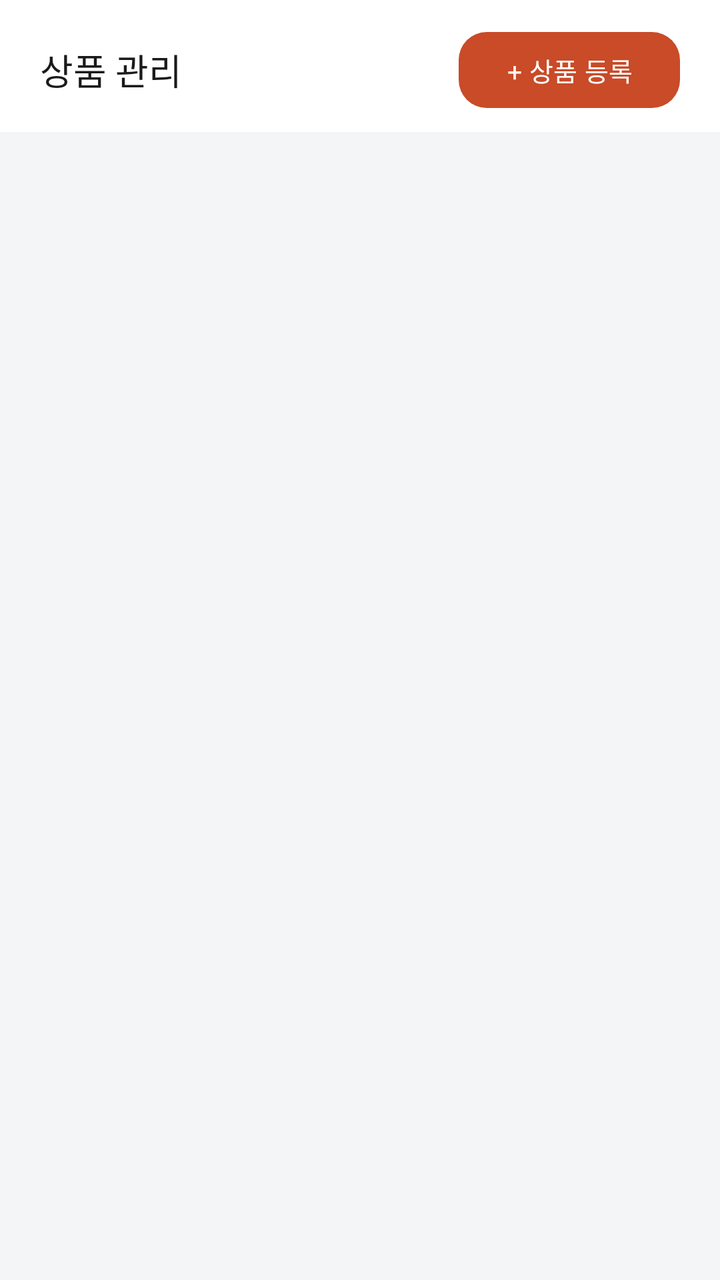
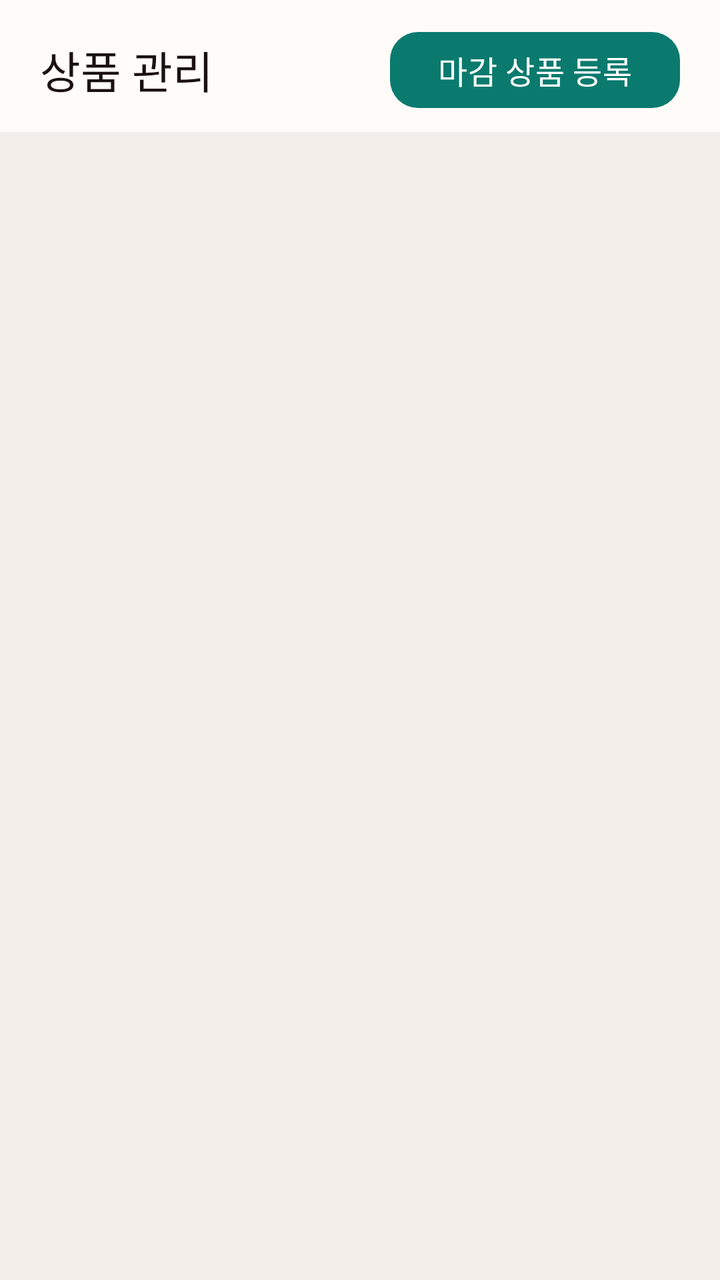

Before-and-after screenshots of an Android layout around one commit, followed by the original layout XML and the change that was made.
<!-- AndroidManifest.xml: application theme Theme.Deuktemsiru_seller -->
<!-- res/layout/fragment_product.xml -->
<?xml version="1.0" encoding="utf-8"?>

<LinearLayout
    xmlns:android="http://schemas.android.com/apk/res/android"
    android:layout_width="match_parent"
    android:layout_height="match_parent"
    android:orientation="vertical"
    android:background="@color/surface">

    <LinearLayout
        android:layout_width="match_parent"
        android:layout_height="wrap_content"
        android:orientation="horizontal"
        android:gravity="center_vertical"
        android:paddingStart="20dp"
        android:paddingEnd="20dp"
        android:paddingTop="16dp"
        android:paddingBottom="12dp"
        android:background="@color/white">

        <TextView
            android:layout_width="0dp"
            android:layout_height="wrap_content"
            android:layout_weight="1"
            android:text="상품 관리"
            android:textSize="18sp"
            android:textColor="@color/text"
            android:fontFamily="sans-serif-medium" />

        <Button
            android:id="@+id/btn_add_product"
            android:layout_width="wrap_content"
            android:layout_height="38dp"
            android:background="@drawable/bg_button_primary"
            android:backgroundTint="@null"
            android:insetTop="0dp"
            android:insetBottom="0dp"
            android:stateListAnimator="@null"
            android:text="+ 상품 등록"
            android:textColor="@color/white"
            android:textSize="13sp" />

    </LinearLayout>

    <androidx.core.widget.NestedScrollView
        android:layout_width="match_parent"
        android:layout_height="match_parent">

        <LinearLayout
            android:id="@+id/sale_items_container"
            android:layout_width="match_parent"
            android:layout_height="wrap_content"
            android:orientation="vertical"
            android:padding="16dp" />

    </androidx.core.widget.NestedScrollView>

</LinearLayout>
<!-- resources referenced by this layout -->
<resources>
  <color name="surface">#FFF4F5F7</color>
  <color name="text">#FF1A1A1A</color>
  <color name="white">#FFFFFFFF</color>
  <!-- drawable bg_button_primary (drawable) -->
  <?xml version="1.0" encoding="utf-8"?>
  
  <shape xmlns:android="http://schemas.android.com/apk/res/android"
      android:shape="rectangle">
      <solid android:color="@color/primary" />
      <corners android:radius="14dp" />
  </shape>
  <style name="Theme.Deuktemsiru_seller" parent="Base.Theme.Deuktemsiru_seller" />
  <color name="primary">#FFC94B28</color>
  <style name="Base.Theme.Deuktemsiru_seller" parent="Theme.Material3.Light.NoActionBar">
          <item name="colorPrimary">@color/primary</item>
          <item name="colorPrimaryVariant">@color/primary_dark</item>
          <item name="colorOnPrimary">@color/white</item>
          <item name="colorSurface">@color/surface</item>
          <item name="android:colorBackground">@color/surface</item>
          <item name="android:fontFamily">sans-serif</item>
          <item name="bottomNavigationStyle">@style/Widget.App.BottomNav</item>
      </style>
  <color name="primary_dark">#FF8A2F19</color>
  <style name="Widget.App.BottomNav" parent="Widget.Material3.BottomNavigationView">
          <item name="itemIconTint">@color/bottom_nav_color</item>
          <item name="itemTextColor">@color/bottom_nav_color</item>
          <item name="itemActiveIndicatorStyle">@style/Widget.App.ActiveIndicator</item>
      </style>
  <style name="Widget.App.ActiveIndicator" parent="Widget.Material3.BottomNavigationView.ActiveIndicator">
          <item name="android:color">@color/primary_light</item>
      </style>
  <color name="primary_light">#FFFFE7DE</color>
</resources>

<!-- the commit's change to res/layout/fragment_product.xml (unified diff, before → after) -->
@@ -16,14 +16,14 @@
         android:paddingEnd="20dp"
         android:paddingTop="16dp"
         android:paddingBottom="12dp"
-        android:background="@color/white">
+        android:background="@color/surface_alt">
 
         <TextView
             android:layout_width="0dp"
             android:layout_height="wrap_content"
             android:layout_weight="1"
             android:text="상품 관리"
-            android:textSize="18sp"
+            android:textSize="22sp"
             android:textColor="@color/text"
             android:fontFamily="sans-serif-medium" />
 
@@ -36,9 +36,9 @@
             android:insetTop="0dp"
             android:insetBottom="0dp"
             android:stateListAnimator="@null"
-            android:text="+ 상품 등록"
+            android:text="마감 상품 등록"
             android:textColor="@color/white"
-            android:textSize="13sp" />
+            android:textSize="16sp" />
 
     </LinearLayout>
 
<!-- resource entries referenced after the edit -->
@@ -1,18 +1,18 @@
 <!-- resources referenced by this layout -->
 <resources>
-  <color name="surface">#FFF4F5F7</color>
-  <color name="text">#FF1A1A1A</color>
+  <color name="surface">#FFF5EFEC</color>
+  <color name="surface_alt">#FFFFFBF8</color>
+  <color name="text">#FF1A1110</color>
   <color name="white">#FFFFFFFF</color>
   <!-- drawable bg_button_primary (drawable) -->
   <?xml version="1.0" encoding="utf-8"?>
-  
   <shape xmlns:android="http://schemas.android.com/apk/res/android"
       android:shape="rectangle">
       <solid android:color="@color/primary" />
       <corners android:radius="14dp" />
   </shape>
   <style name="Theme.Deuktemsiru_seller" parent="Base.Theme.Deuktemsiru_seller" />
-  <color name="primary">#FFC94B28</color>
+  <color name="primary">#0B7A6E</color>
   <style name="Base.Theme.Deuktemsiru_seller" parent="Theme.Material3.Light.NoActionBar">
           <item name="colorPrimary">@color/primary</item>
           <item name="colorPrimaryVariant">@color/primary_dark</item>
@@ -20,9 +20,12 @@
           <item name="colorSurface">@color/surface</item>
           <item name="android:colorBackground">@color/surface</item>
           <item name="android:fontFamily">sans-serif</item>
+          <item name="android:navigationBarColor">@color/surface_alt</item>
+          <item name="android:statusBarColor" tools:targetApi="l">@color/surface_alt</item>
+          <item name="android:windowLightStatusBar" tools:targetApi="m">true</item>
           <item name="bottomNavigationStyle">@style/Widget.App.BottomNav</item>
       </style>
-  <color name="primary_dark">#FF8A2F19</color>
+  <color name="primary_dark">#065950</color>
   <style name="Widget.App.BottomNav" parent="Widget.Material3.BottomNavigationView">
           <item name="itemIconTint">@color/bottom_nav_color</item>
           <item name="itemTextColor">@color/bottom_nav_color</item>
@@ -31,6 +34,6 @@
   <style name="Widget.App.ActiveIndicator" parent="Widget.Material3.BottomNavigationView.ActiveIndicator">
           <item name="android:color">@color/primary_light</item>
       </style>
-  <color name="primary_light">#FFFFE7DE</color>
+  <color name="primary_light">#C8EDEA</color>
 </resources>
 
